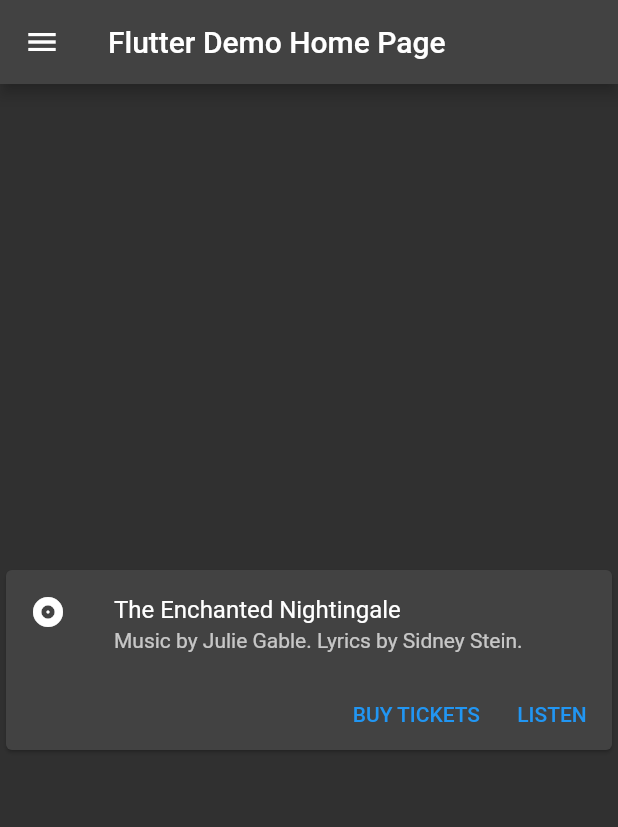
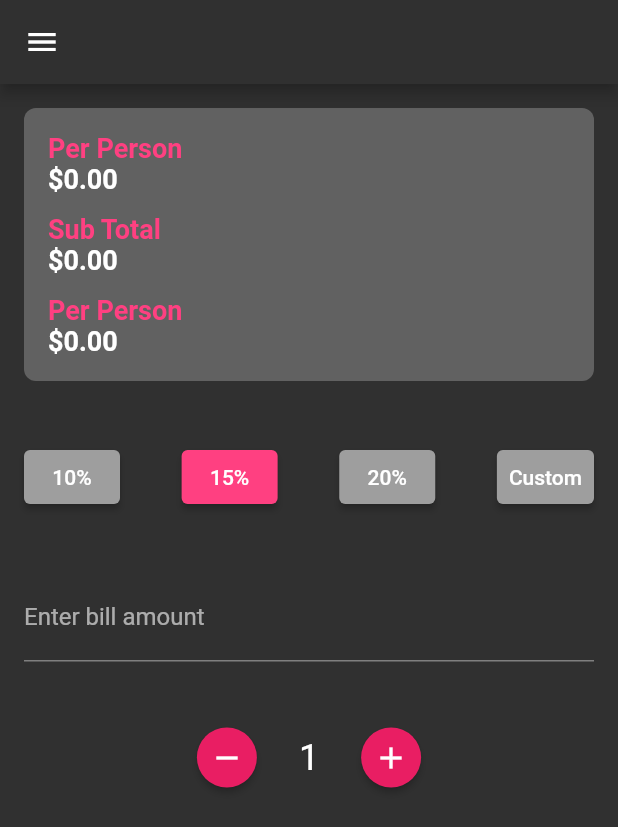
Before and after one commit to Ibrahiim-Ahmed/Tip-Calculator, a Flutter app: the screen it shows after launch, on a phone screen of 412 x 824 dp. Shown: the top 827 px of the screen. Run offline on Flutter 3.47's test engine with Material 2 defaults, Android fonts, the phone set to English and light mode, and no system bars.

Commit message:
Finished the app

```diff
--- a/lib/main.dart
+++ b/lib/main.dart
@@ -5,113 +5,281 @@ void main() {
 }
 
 class MyApp extends StatelessWidget {
-  const MyApp({super.key});
+  const MyApp({Key? key}) : super(key: key);
 
-  // This widget is the root of your application.
   @override
   Widget build(BuildContext context) {
     return MaterialApp(
       debugShowCheckedModeBanner: false,
       title: 'Flutter Demo',
-      theme: ThemeData.dark(
-          // This is the theme of your application.
-          //
-          // Try running your application with "flutter run". You'll see the
-          // application has a blue toolbar. Then, without quitting the app, try
-          // changing the primarySwatch below to Colors.green and then invoke
-          // "hot reload" (press "r" in the console where you ran "flutter run",
-          // or simply save your changes to "hot reload" in a Flutter IDE).
-          // Notice that the counter didn't reset back to zero; the application
-          // is not restarted.
-
-          ),
-      home: const MyHomePage(title: 'Flutter Demo Home Page'),
+      theme: ThemeData.dark(),
+      home: const MyHomePage(title: ''),
     );
   }
 }
 
 class MyHomePage extends StatefulWidget {
-  const MyHomePage({super.key, required this.title});
-
-  // This widget is the home page of your application. It is stateful, meaning
-  // that it has a State object (defined below) that contains fields that affect
-  // how it looks.
-
-  // This class is the configuration for the state. It holds the values (in this
-  // case the title) provided by the parent (in this case the App widget) and
-  // used by the build method of the State. Fields in a Widget subclass are
-  // always marked "final".
+  const MyHomePage({Key? key, required this.title}) : super(key: key);
 
   final String title;
 
   @override
-  State<MyHomePage> createState() => _MyHomePageState();
+  _MyHomePageState createState() => _MyHomePageState();
 }
 
 class _MyHomePageState extends State<MyHomePage> {
-  int _counter = 0;
+  double billAmount = 0.0;
+  double tipPercentage = 15.0;
+  int splitCount = 1;
 
-  void _incrementCounter() {
+  double calculateTip() {
+    return billAmount * (tipPercentage / 100);
+  }
+
+  double calculateTotalBill() {
+    return billAmount + calculateTip();
+  }
+
+  double calculateBillPerPerson() {
+    return calculateTotalBill() / splitCount;
+  }
+
+  double calculateTipPerPerson() {
+    return calculateTip() / splitCount;
+  }
+
+  void incrementSplitCount() {
     setState(() {
-      // This call to setState tells the Flutter framework that something has
-      // changed in this State, which causes it to rerun the build method below
-      // so that the display can reflect the updated values. If we changed
-      // _counter without calling setState(), then the build method would not be
-      // called again, and so nothing would appear to happen.
-      _counter++;
+      splitCount++;
     });
+  }
+
+  void decrementSplitCount() {
+    if (splitCount > 1) {
+      setState(() {
+        splitCount--;
+      });
+    }
   }
 
   @override
   Widget build(BuildContext context) {
-    // This method is rerun every time setState is called, for instance as done
-    // by the _incrementCounter method above.
-    //
-    // The Flutter framework has been optimized to make rerunning build methods
-    // fast, so that you can just rebuild anything that needs updating rather
-    // than having to individually change instances of widgets.
     return Scaffold(
       appBar: AppBar(
-          // Here we take the value from the MyHomePage object that was created by
-          // the App.build method, and use it to set our appbar title.
-          title: Text(widget.title),
+        backgroundColor: Colors.grey[850],
       ),
-        drawer: Drawer(
-          child: ListView(
-            children: [const DrawerHeader(child: Text("Tip"))],
+      drawer: Drawer(),
+      body: Padding(
+        padding: const EdgeInsets.all(16.0),
+        child: Column(
+          crossAxisAlignment: CrossAxisAlignment.stretch,
+          children: <Widget>[
+            Container(
+              decoration: BoxDecoration(
+                color: Colors.grey[700],
+                borderRadius: BorderRadius.circular(8.0),
+              ),
+              child: Padding(
+                padding: const EdgeInsets.all(16.0),
+                child: Column(
+                  crossAxisAlignment: CrossAxisAlignment.start,
+                  children: <Widget>[
+                    Text(
+                      "Per Person",
+                      style: const TextStyle(
+                        color: Colors.pinkAccent,
+                        fontSize: 18.0,
+                        fontWeight: FontWeight.bold,
                       ),
                     ),
-        body: Center(
-          child: Card(
-            child: Column(
+                    Text(
+                      '\$${calculateTotalBill().toStringAsFixed(2)}',
+                      style: const TextStyle(
+                        fontSize: 18.0,
+                        fontWeight: FontWeight.bold,
+                      ),
+                    ),
+                    const SizedBox(height: 12.0),
+                    Text(
+                      "Sub Total",
+                      style: const TextStyle(
+                        color: Colors.pinkAccent,
+                        fontSize: 18.0,
+                        fontWeight: FontWeight.bold,
+                      ),
+                    ),
+                    Text(
+                      '\$${calculateBillPerPerson().toStringAsFixed(2)}',
+                      style: const TextStyle(
+                        fontSize: 18.0,
+                        fontWeight: FontWeight.bold,
+                      ),
+                    ),
+                    const SizedBox(height: 12.0),
+                    Text(
+                      "Per Person",
+                      style: const TextStyle(
+                        color: Colors.pinkAccent,
+                        fontSize: 18.0,
+                        fontWeight: FontWeight.bold,
+                      ),
+                    ),
+                    Text(
+                      '\$${calculateTipPerPerson().toStringAsFixed(2)}',
+                      style: const TextStyle(
+                        fontSize: 18.0,
+                        fontWeight: FontWeight.bold,
+                      ),
+                    ),
+                  ],
+                ),
+              ),
+            ),
+            const SizedBox(height: 40.0),
+            Row(
+              mainAxisAlignment: MainAxisAlignment.spaceBetween,
+              children: <Widget>[
+                ElevatedButton(
+                  onPressed: () {
+                    setState(() {
+                      tipPercentage = 10.0;
+                    });
+                  },
+                  child: const Text('10%'),
+                  style: ElevatedButton.styleFrom(
+                    padding: const EdgeInsets.all(8.0),
+                    primary: tipPercentage == 10.0
+                        ? Colors.pinkAccent
+                        : Colors
+                            .grey, // Change the button color to dark pink if selected, otherwise grey
+                  ),
+                ),
+                ElevatedButton(
+                  onPressed: () {
+                    setState(() {
+                      tipPercentage = 15.0;
+                    });
+                  },
+                  child: const Text('15%'),
+                  style: ElevatedButton.styleFrom(
+                    padding: const EdgeInsets.all(8.0),
+                    primary: tipPercentage == 15.0
+                        ? Colors.pinkAccent
+                        : Colors
+                            .grey, // Change the button color to dark pink if selected, otherwise grey
+                  ),
+                ),
+                ElevatedButton(
+                  onPressed: () {
+                    setState(() {
+                      tipPercentage = 20.0;
+                    });
+                  },
+                  child: const Text('20%'),
+                  style: ElevatedButton.styleFrom(
+                    padding: const EdgeInsets.all(8.0),
+                    primary: tipPercentage == 20.0
+                        ? Colors.pinkAccent
+                        : Colors
+                            .grey, // Change the button color to dark pink if selected, otherwise grey
+                  ),
+                ),
+                ElevatedButton(
+                  onPressed: () {
+                    showDialog(
+                      context: context,
+                      builder: (context) {
+                        return AlertDialog(
+                          title: const Text('Custom Tip Percentage'),
+                          content: Column(
                             mainAxisSize: MainAxisSize.min,
                             children: <Widget>[
-                const ListTile(
-                  leading: Icon(Icons.album),
-                  title: Text('The Enchanted Nightingale'),
-                  subtitle:
-                      Text('Music by Julie Gable. Lyrics by Sidney Stein.'),
+                              TextField(
+                                onChanged: (value) {
+                                  setState(() {
+                                    tipPercentage =
+                                        double.tryParse(value) ?? 0.0;
+                                  });
+                                },
+                                keyboardType: TextInputType.number,
+                                decoration: const InputDecoration(
+                                  labelText: 'Enter tip percentage',
                                 ),
+                              ),
+                            ],
+                          ),
+                          actions: <Widget>[
+                            TextButton(
+                              onPressed: () {
+                                Navigator.of(context).pop();
+                              },
+                              child: const Text('Cancel'),
+                            ),
+                            TextButton(
+                              onPressed: () {
+                                Navigator.of(context).pop();
+                              },
+                              child: const Text('Save'),
+                            ),
+                          ],
+                        );
+                      },
+                    );
+                  },
+                  child: const Text('Custom'),
+                  style: ElevatedButton.styleFrom(
+                    padding: const EdgeInsets.all(8.0),
+                    primary: Colors.grey, // Change the button color to grey
+                  ),
+                ),
+              ],
+            ),
+            const SizedBox(height: 40.0),
+            TextField(
+              onChanged: (value) {
+                setState(() {
+                  billAmount = double.tryParse(value) ?? 0.0;
+                });
+              },
+              keyboardType: TextInputType.number,
+              decoration: const InputDecoration(
+                labelText: 'Enter bill amount',
+              ),
+            ),
+            const SizedBox(height: 40.0),
             Row(
-                  mainAxisAlignment: MainAxisAlignment.end,
+              mainAxisAlignment: MainAxisAlignment.center,
               children: <Widget>[
-                    TextButton(
-                      child: const Text('BUY TICKETS'),
-                      onPressed: () {/* ... */},
+                ElevatedButton(
+                  onPressed: decrementSplitCount,
+                  child: const Icon(Icons.remove),
+                  style: ElevatedButton.styleFrom(
+                    padding: const EdgeInsets.all(8.0),
+                    shape: const CircleBorder(),
+                    primary: Colors.pink,
                   ),
-                    const SizedBox(width: 8),
-                    TextButton(
-                      child: const Text('LISTEN'),
-                      onPressed: () {/* ... */},
                 ),
-                    const SizedBox(width: 8),
+                Padding(
+                  padding: const EdgeInsets.symmetric(horizontal: 16.0),
+                  child: Text(
+                    splitCount.toString(),
+                    style: const TextStyle(fontSize: 24.0),
+                  ),
+                ),
+                ElevatedButton(
+                  onPressed: incrementSplitCount,
+                  child: const Icon(Icons.add),
+                  style: ElevatedButton.styleFrom(
+                    padding: const EdgeInsets.all(8.0),
+                    shape: const CircleBorder(),
+                    primary: Colors.pink,
+                  ),
+                ),
               ],
             ),
           ],
         ),
       ),
-        ));
-    // Center is a layout widget. It takes a single child and positions it
-    // in the middle of the parent.
+    );
   }
 }
```
Lines whose indentation alone changed are shown as unchanged.
